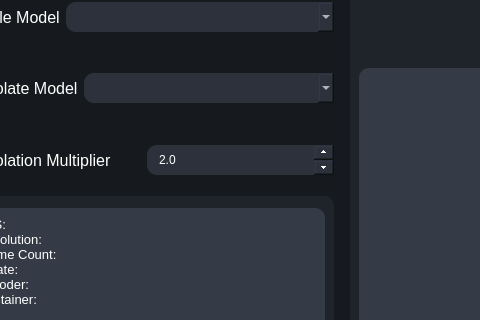
TNTwise/Rife-ESRGAN-App-Linux-QT, file testRVEInterface.ui: the form before one commit; both pictures show x 205 to 685 and y 318 to 638 of the 987 by 762 pixel window.
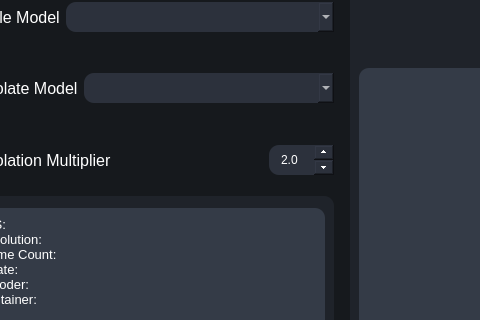
The form after the commit. The open tabs and pages were chosen to show the change. Icons and pictures are not drawn.

The edit to the form file:
```diff
--- a/testRVEInterface.ui
+++ b/testRVEInterface.ui
@@ -995,9 +995,15 @@
                             <verstretch>0</verstretch>
                            </sizepolicy>
                           </property>
+                          <property name="minimumSize">
+                           <size>
+                            <width>65</width>
+                            <height>30</height>
+                           </size>
+                          </property>
                           <property name="maximumSize">
                            <size>
-                            <width>16777215</width>
+                            <width>65</width>
                             <height>30</height>
                            </size>
                           </property>
```
